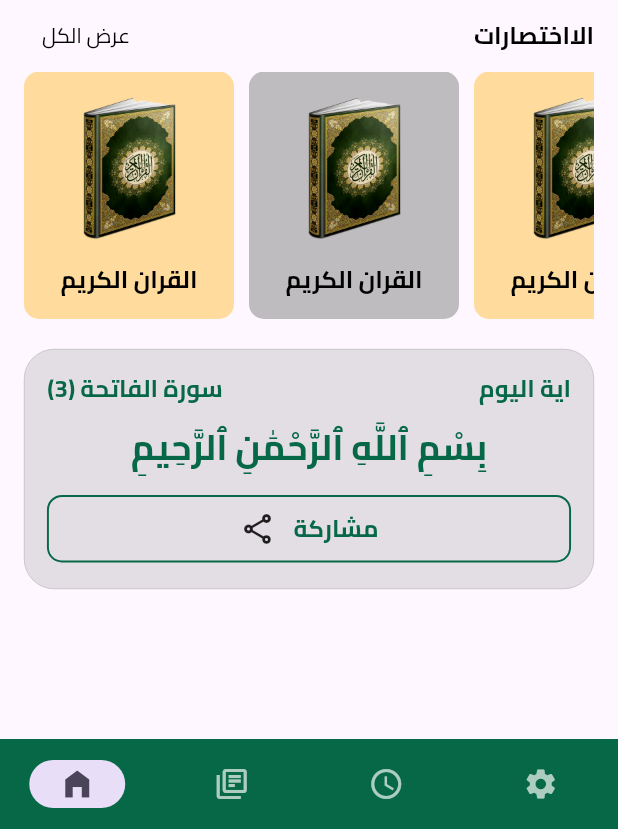
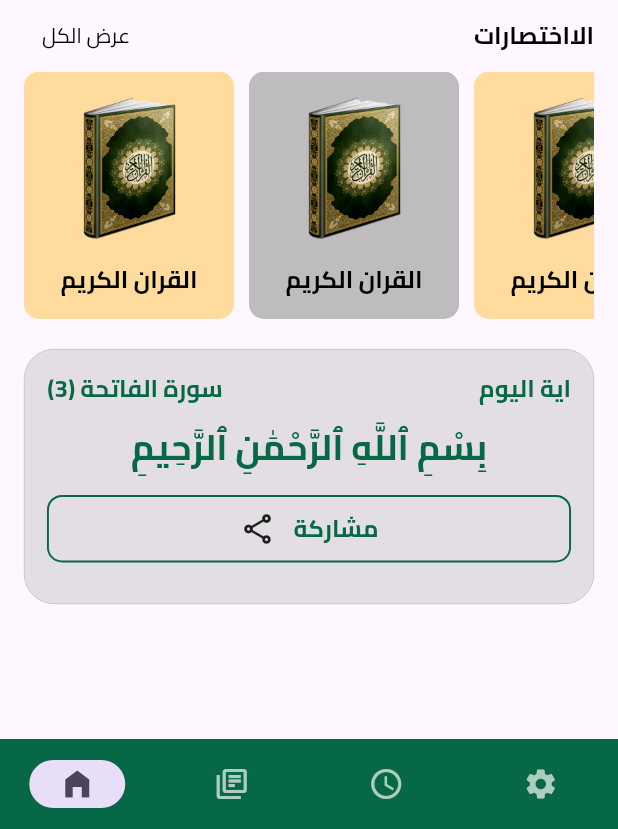
Before and after one commit to ahmedabdalla67/Al-Nour-main, a Flutter app: the screen it shows after launch, on a phone screen of 412 x 824 dp, the part 407-1236 px from its top. Run offline on Flutter 3.47's test engine with Material 3 defaults, Android fonts, the phone set to English and light mode, and no system bars.

```diff
--- /dev/null
+++ b/lib/features/home/domain/entities/sub_entity/verse_entity.dart
@@ -0,0 +1,5 @@
+class Verse{
+  final String verse;
+
+  Verse({required this.verse});
+}
--- a/lib/features/home/presentation/widgets/random_aya.dart
+++ b/lib/features/home/presentation/widgets/random_aya.dart
@@ -9,7 +9,7 @@ class RandomAya extends StatelessWidget {
   Widget build(BuildContext context) {
     return Container(
       padding: const EdgeInsets.all(15),
-      height: 160,
+      height: 170,
       width: double.infinity,
       decoration: BoxDecoration(
         color: ManageColors.card2.withOpacity(0.28),
```
Also changed, not shown: lib/features/home/domain/entities/home_entity.dart (added, +10 -0 lines), lib/features/home/domain/entities/sub_entity/surah_entity.dart (added, +8 -0 lines).
